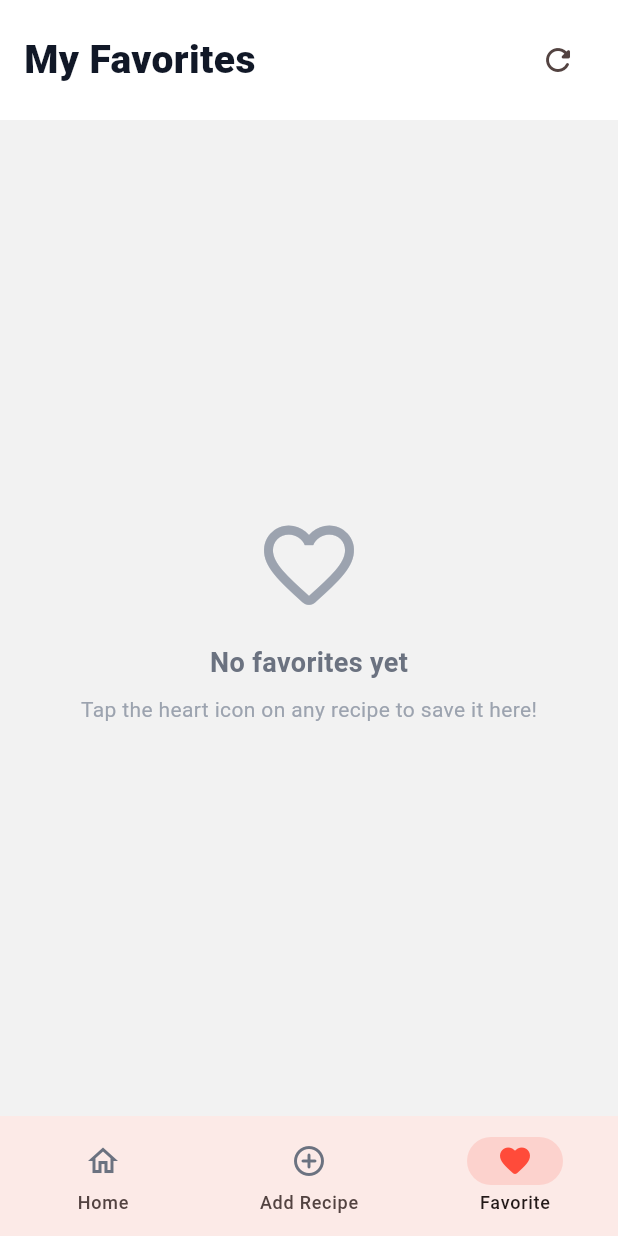
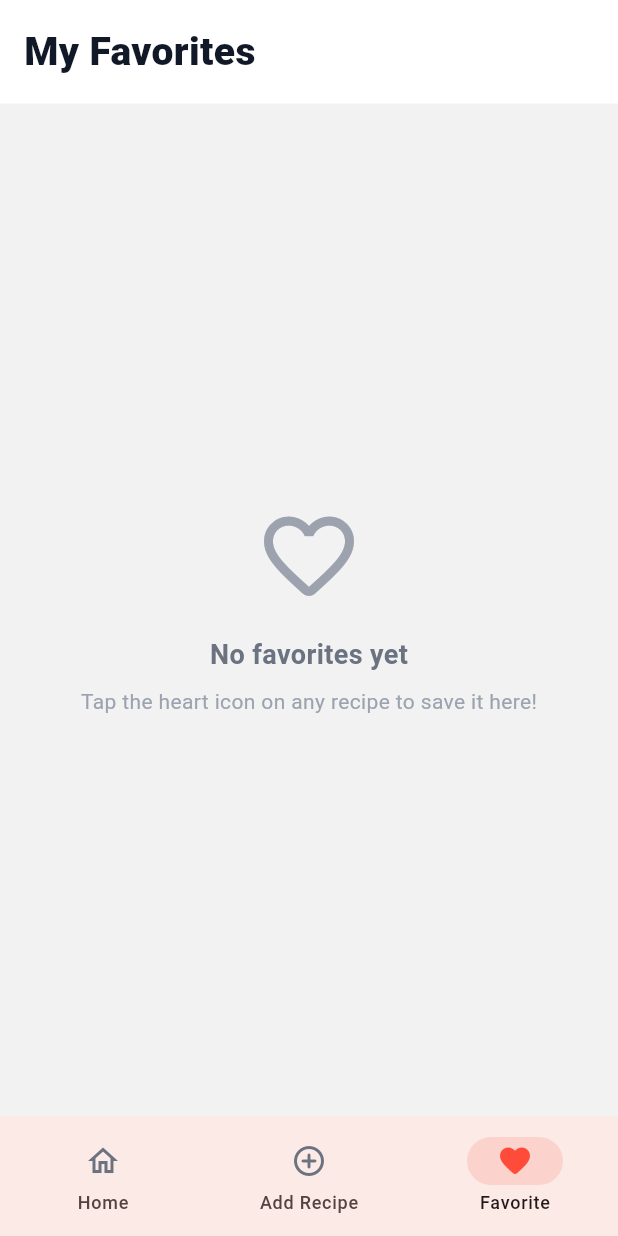
Before and after one commit to talhahdev2025/quick_bite, a Flutter app: the FavoriteScreen screen opened by its route, on a phone screen of 412 x 824 dp. Run offline on Flutter 3.47's test engine with Material 3 defaults, Android fonts, the phone set to English and light mode, and no system bars; our stand-ins replace firebase_auth, firebase_core, flutter_riverpod, go_router, sqflite; accounts and stored records are empty.

Commit message:
chore:remove refresh icon from favorite screen

```diff
--- a/lib/features/favorite/presentation/screens/favorite_screen.dart
+++ b/lib/features/favorite/presentation/screens/favorite_screen.dart
@@ -35,10 +35,10 @@ class FavoriteScreen extends ConsumerWidget {
                 child: Container(
                   color: AppColors.surface,
                   padding: AppInsets.screen,
-                  child: Row(
+                  child: const Row(
                     mainAxisAlignment: MainAxisAlignment.spaceBetween,
                     children: [
-                      const Text(
+                      Text(
                         'My Favorites',
                         style: TextStyle(
                           fontSize: 26,
@@ -46,11 +46,11 @@ class FavoriteScreen extends ConsumerWidget {
                           color: AppColors.textPrimary,
                         ),
                       ),
-                      IconButton(
-                        onPressed: () => ref.invalidate(favoriteNotifierProvider),
-                        icon: const Icon(Icons.refresh_rounded),
-                        tooltip: 'Refresh Favorites',
-                      ),
+                      // IconButton(
+                      //   onPressed: () => ref.invalidate(favoriteNotifierProvider),
+                      //   icon: const Icon(Icons.refresh_rounded),
+                      //   tooltip: 'Refresh Favorites',
+                      // ),
                     ],
                   ),
                 ),
@@ -58,12 +58,12 @@ class FavoriteScreen extends ConsumerWidget {
               favoriteState.when(
                 data: (favorites) {
                   if (favorites.isEmpty) {
-                    return SliverFillRemaining(
+                    return const SliverFillRemaining(
                       hasScrollBody: false,
                       child: Center(
                         child: Column(
                           mainAxisAlignment: MainAxisAlignment.center,
-                          children: const [
+                          children: [
                             Icon(
                               Icons.favorite_border_rounded,
                               size: 72,
@@ -105,7 +105,7 @@ class FavoriteScreen extends ConsumerWidget {
                           background: Container(
                             alignment: Alignment.centerRight,
                             padding: const EdgeInsets.only(right: 20),
-                            decoration: BoxDecoration(
+                            decoration: const BoxDecoration(
                               color: AppColors.error,
                               borderRadius: AppRadius.large,
                             ),
```
